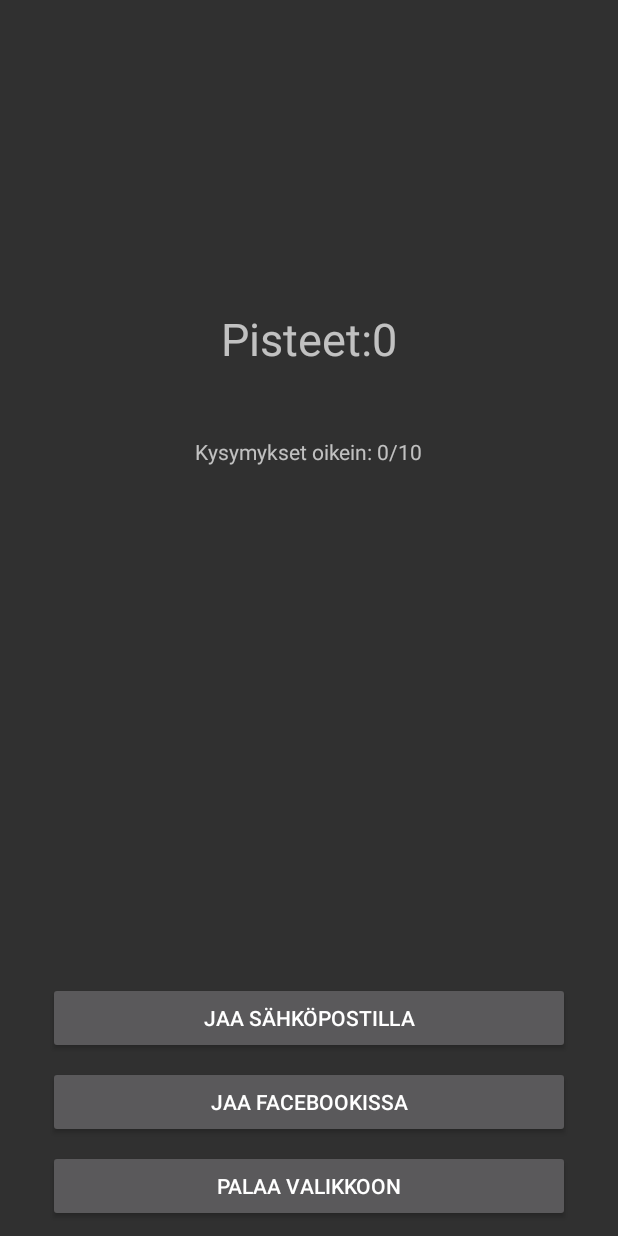
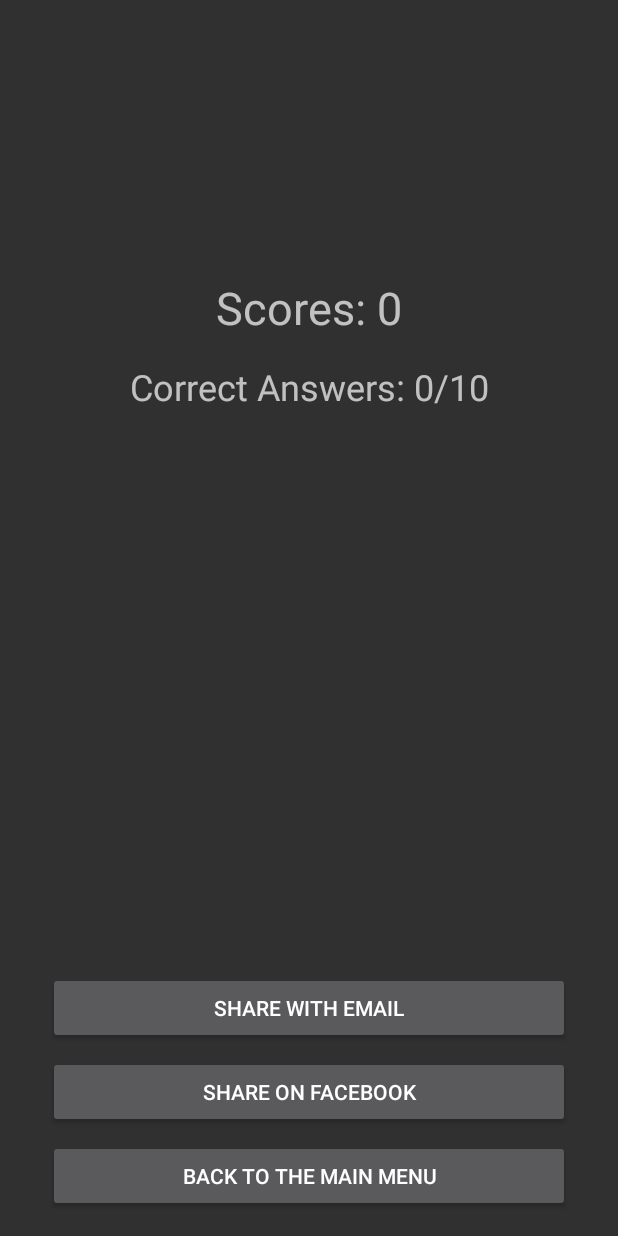
Before and after one commit to lestola/TietoSuojaAndroid, an Android app: the ShareScores screen opened directly, with no data from a screen before it, on a phone screen of 412 x 824 dp. Run offline under Robolectric (Android 15) with nearby library versions, the phone set to English and light mode, and no system bars.

Commit message:
localisaatio tehty puoliksi

```diff
--- a/app/src/main/AndroidManifest.xml
+++ b/app/src/main/AndroidManifest.xml
@@ -20,7 +20,8 @@
         </activity>
         <activity android:name=".QuestionActivity" />
         <activity android:name=".GameOver" />
-        <activity android:name=".ShareScores"></activity>
+        <activity android:name=".ShareScores" />
+        <activity android:name=".SettingsActivity"></activity>
     </application>
 
 </manifest>
--- a/app/src/main/java/fi/xamk/tietosuoja/ShareScores.java
+++ b/app/src/main/java/fi/xamk/tietosuoja/ShareScores.java
@@ -24,8 +24,8 @@ public class ShareScores extends AppCompatActivity {
         SharedPreferences.Editor editor = sharedPref.edit();
         int loadedScores = sharedPref.getInt("HighScore", 0);
         int loadedRound = sharedPref.getInt("HighRound", 0);
-        tvScores.setText("Pisteet:" + loadedScores);
-        tvRound.setText("Kysymykset oikein: " + loadedRound + "/10");
+        tvScores.setText(" "+loadedScores);
+        tvRound.setText(" " + loadedRound + "/10");
 
     }
 
--- a/app/src/main/res/layout/activity_share_scores.xml
+++ b/app/src/main/res/layout/activity_share_scores.xml
@@ -6,23 +6,6 @@
     android:layout_height="match_parent"
     tools:context="fi.xamk.tietosuoja.ShareScores">
 
-    <TextView
-        android:id="@+id/tvScores"
-        android:layout_width="wrap_content"
-        android:layout_height="wrap_content"
-        android:layout_marginBottom="8dp"
-        android:layout_marginLeft="8dp"
-        android:layout_marginRight="8dp"
-        android:layout_marginTop="8dp"
-        android:text="Pisteet:0"
-        android:textSize="30sp"
-        app:layout_constraintLeft_toLeftOf="parent"
-        app:layout_constraintRight_toRightOf="parent"
-        app:layout_constraintTop_toTopOf="parent"
-        app:layout_constraintVertical_bias="0.32999998"
-        app:layout_constraintHorizontal_bias="0.501"
-        app:layout_constraintBottom_toTopOf="@+id/button2" />
-
     <Button
         android:id="@+id/button2"
         android:layout_width="0dp"
@@ -30,11 +13,13 @@
         android:layout_marginBottom="8dp"
         android:layout_marginLeft="32dp"
         android:layout_marginRight="32dp"
-        android:text="Jaa sähköpostilla"
+        android:text="@string/share_email"
         app:layout_constraintBottom_toTopOf="@+id/button3"
         app:layout_constraintHorizontal_bias="0.501"
         app:layout_constraintLeft_toLeftOf="parent"
-        app:layout_constraintRight_toRightOf="parent" />
+        app:layout_constraintRight_toRightOf="parent"
+        android:layout_marginStart="32dp"
+        android:layout_marginEnd="32dp" />
 
     <Button
         android:id="@+id/button3"
@@ -43,36 +28,104 @@
         android:layout_marginBottom="8dp"
         android:layout_marginLeft="32dp"
         android:layout_marginRight="32dp"
-        android:text="Jaa Facebookissa"
+        android:text="@string/share_facebook"
+        app:layout_constraintBottom_toTopOf="@+id/button4"
         app:layout_constraintHorizontal_bias="0.0"
         app:layout_constraintLeft_toLeftOf="parent"
         app:layout_constraintRight_toRightOf="parent"
-        app:layout_constraintBottom_toTopOf="@+id/button4" />
-
-    <TextView
-        android:id="@+id/tvRound"
-        android:layout_width="wrap_content"
-        android:layout_height="wrap_content"
-        android:layout_marginBottom="7dp"
-        android:layout_marginTop="8dp"
-        android:text="Kysymykset: 0/10"
-        app:layout_constraintBottom_toTopOf="@+id/button2"
-        app:layout_constraintLeft_toLeftOf="parent"
-        app:layout_constraintRight_toRightOf="parent"
-        app:layout_constraintTop_toBottomOf="@+id/tvScores"
-        app:layout_constraintVertical_bias="0.100000024" />
+        android:layout_marginStart="32dp"
+        android:layout_marginEnd="32dp" />
 
     <Button
         android:id="@+id/button4"
         android:layout_width="0dp"
         android:layout_height="wrap_content"
-        android:layout_marginBottom="9dp"
+        android:layout_marginBottom="16dp"
         android:layout_marginLeft="32dp"
         android:layout_marginRight="32dp"
-        android:text="Palaa valikkoon"
         android:onClick="BackToMainMenuPushed"
+        android:text="@string/back_to_main_menu"
         app:layout_constraintBottom_toBottomOf="parent"
         app:layout_constraintHorizontal_bias="0.498"
         app:layout_constraintLeft_toLeftOf="parent"
-        app:layout_constraintRight_toRightOf="parent" />
+        app:layout_constraintRight_toRightOf="parent"
+        android:layout_marginStart="32dp"
+        android:layout_marginEnd="32dp" />
+
+    <LinearLayout
+        android:layout_width="wrap_content"
+        android:layout_height="wrap_content"
+        android:layout_marginRight="8dp"
+        android:orientation="horizontal"
+        app:layout_constraintRight_toRightOf="parent"
+        android:layout_marginLeft="8dp"
+        app:layout_constraintLeft_toLeftOf="parent"
+        app:layout_constraintBottom_toBottomOf="parent"
+        android:layout_marginBottom="8dp"
+        app:layout_constraintTop_toTopOf="parent"
+        android:layout_marginTop="8dp"
+        app:layout_constraintVertical_bias="0.23000002"
+        android:id="@+id/linearLayout3">
+
+        <TextView
+            android:id="@+id/textView5"
+            android:layout_width="wrap_content"
+            android:layout_height="wrap_content"
+            android:layout_weight="1"
+            android:text="@string/scores"
+            android:textSize="30sp"
+            app:layout_constraintRight_toLeftOf="@+id/tvScores"
+            tools:layout_editor_absoluteY="152dp" />
+
+        <TextView
+            android:id="@+id/tvScores"
+            android:layout_width="wrap_content"
+            android:layout_height="wrap_content"
+            android:layout_weight="1"
+            android:text="0"
+            android:textAlignment="center"
+            android:textSize="30sp"
+            app:layout_constraintBottom_toTopOf="@+id/button2"
+            app:layout_constraintHorizontal_bias="0.66"
+            app:layout_constraintLeft_toLeftOf="parent"
+            app:layout_constraintRight_toRightOf="parent"
+            app:layout_constraintTop_toTopOf="parent"
+            app:layout_constraintVertical_bias="0.328" />
+    </LinearLayout>
+
+    <LinearLayout
+        android:layout_width="wrap_content"
+        android:layout_height="wrap_content"
+        android:orientation="horizontal"
+        android:layout_marginRight="8dp"
+        app:layout_constraintRight_toRightOf="parent"
+        android:layout_marginLeft="8dp"
+        app:layout_constraintLeft_toLeftOf="parent"
+        android:layout_marginTop="16dp"
+        app:layout_constraintTop_toBottomOf="@+id/linearLayout3">
+
+        <TextView
+            android:id="@+id/textView3"
+            android:layout_width="wrap_content"
+            android:layout_height="wrap_content"
+            android:layout_weight="1"
+            android:text="@string/correct_answers"
+            android:textSize="24sp"
+            app:layout_constraintRight_toLeftOf="@+id/tvRound"
+            tools:layout_editor_absoluteY="221dp" />
+
+        <TextView
+            android:id="@+id/tvRound"
+            android:layout_width="wrap_content"
+            android:layout_height="wrap_content"
+            android:layout_weight="1"
+            android:text="0"
+            android:textSize="24sp"
+            app:layout_constraintBottom_toTopOf="@+id/button2"
+            app:layout_constraintHorizontal_bias="0.62"
+            app:layout_constraintLeft_toLeftOf="parent"
+            app:layout_constraintRight_toRightOf="parent"
+            app:layout_constraintTop_toBottomOf="@+id/tvScores"
+            app:layout_constraintVertical_bias="0.1" />
+    </LinearLayout>
 </android.support.constraint.ConstraintLayout>
--- a/app/src/main/res/values/strings.xml
+++ b/app/src/main/res/values/strings.xml
@@ -1,3 +1,23 @@
 <resources>
     <string name="app_name">Tietosuoja</string>
+    <string name="new_game">New Game</string>
+    <string name="settings">Settings</string>
+    <string name="share_results">Share Best Scores</string>
+    <string name="info">Info</string>
+    <string name="Answer1">Answer 1</string>
+    <string name="Answer2">Answer 2</string>
+    <string name="Answer3">Answer 3</string>
+    <string name="Answer4">Answer 4</string>
+    <string name="scores">Scores:</string>
+    <string name="share_facebook">Share On Facebook</string>
+    <string name="share_email">Share With Email</string>
+    <string name="back_to_main_menu">Back to the Main Menu</string>
+    <string name="correct_answers">Correct Answers:</string>
+    <string name="oops_wrong">Oops.. Wrong Answer :(</string>
+    <string name="high_score">High Score:</string>
+    <string name="rank_novice">You are: Tietosujanoviisi</string>
+    <string name="rank_amatour">You are:</string>
+    <string name="rank_knower">You are:</string>
+    <string name="rank_master">You are:</string>
+    <string name="rank_guru">You are:</string>
 </resources>
```
Also changed, not shown: app/src/main/java/fi/xamk/tietosuoja/GameOver.java (+5 -5 lines), app/src/main/java/fi/xamk/tietosuoja/SettingsActivity.java (added, +13 -0 lines), app/src/main/res/layout/activity_game_over.xml (+9 -9 lines), app/src/main/res/layout/activity_main.xml (+5 -4 lines), app/src/main/res/layout/activity_question.xml (+6 -5 lines), app/src/main/res/layout/activity_settings.xml (added, +28 -0 lines), 2 other files.
